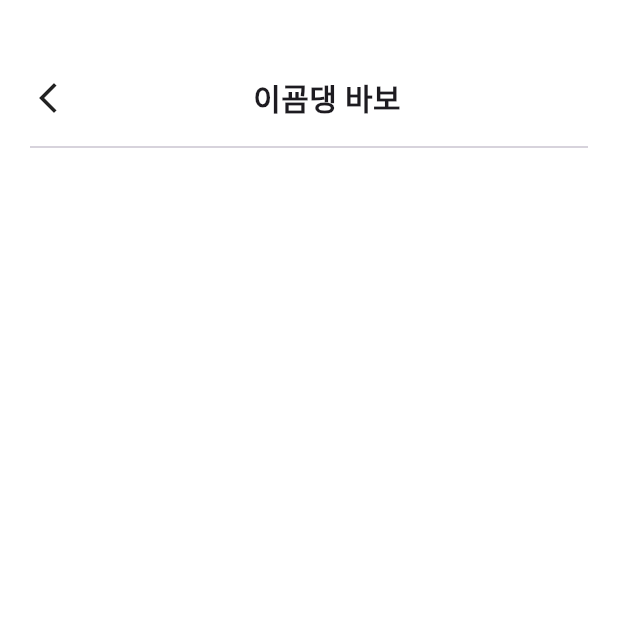
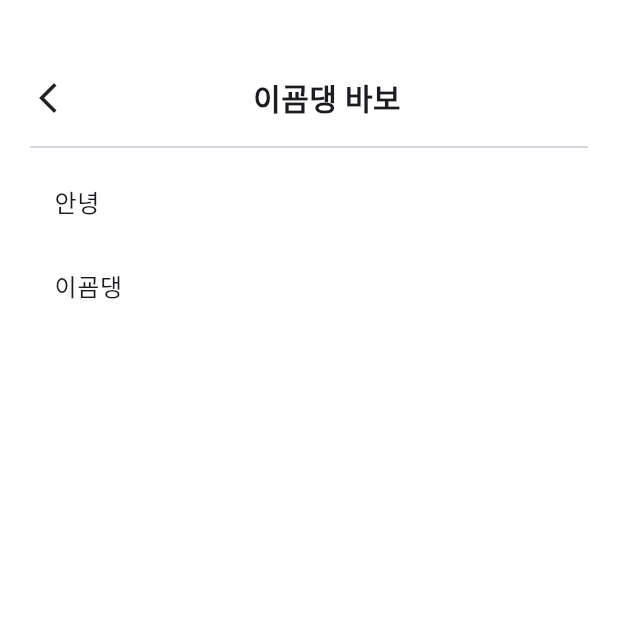
Before and after one commit to HaengSu/Mitting-Lab, a Flutter app: the screen it shows after launch, on a phone screen of 412 x 824 dp, the top half of it. Run offline on Flutter 3.47's test engine with Material 3 defaults, Android fonts, the phone set to English and light mode, and no system bars.

Commit message:
feature : chatting ui 구현중

```diff
--- a/lib/view/chatting_message_list.dart
+++ b/lib/view/chatting_message_list.dart
@@ -1,15 +1,25 @@
 import 'package:flutter/material.dart';
 
 class ChattingMessageList extends StatefulWidget {
-  const ChattingMessageList({super.key});
+  final List<String> message;
+
+  const ChattingMessageList({required this.message, super.key});
 
   @override
   State<ChattingMessageList> createState() => _ChattingMessageListState();
 }
 
 class _ChattingMessageListState extends State<ChattingMessageList> {
+  final ScrollController _scrollController = ScrollController();
+
   @override
   Widget build(BuildContext context) {
-    return ListView.builder(itemBuilder: )
+    return Expanded(
+        child: ListView.builder(
+            itemCount: widget.message.length,
+            controller: _scrollController,
+            itemBuilder: (context, index) {
+              return ListTile(title: Text(widget.message[index]));
+            }));
   }
 }
--- a/lib/view/chatting_page.dart
+++ b/lib/view/chatting_page.dart
@@ -1,4 +1,5 @@
 import 'package:flutter/material.dart';
+import 'package:mitting_lab/view/chatting_message_list.dart';
 
 class ChattingPage extends StatefulWidget {
   const ChattingPage({super.key});
@@ -8,14 +9,16 @@ class ChattingPage extends StatefulWidget {
 }
 
 class _ChattingPageState extends State<ChattingPage> {
+  final List<String> _dummyMessage = ['안녕','이굠댕'];
+
   @override
   Widget build(BuildContext context) {
-    return const Scaffold(
+    return Scaffold(
       backgroundColor: Colors.white,
       body: Padding(padding: EdgeInsets.only(top: 50, left: 20, right: 20),
       child: Column(
         children: [
-          Row(
+          const Row(
             mainAxisAlignment: MainAxisAlignment.spaceBetween,
             children: [
               Icon(Icons.arrow_back_ios_new),
@@ -25,7 +28,7 @@ class _ChattingPageState extends State<ChattingPage> {
           ),
           SizedBox(height: 10),
           Divider(),
-
+          ChattingMessageList(message: _dummyMessage,)
         ],
       ),),
     );
```
